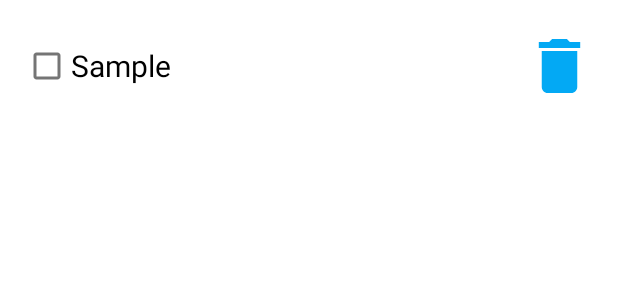
After one commit to Hallie173/Pack-Your-Bag, an Android app: the layout check_list_item.xml on its own in the app's theme, with its tools: preview values and no code run, on a phone screen of 412 x 824 dp. The commit adds this screen. Shown: the top 300 px of the screen. Run offline under Robolectric (Android 15) with nearby library versions, the phone set to English and light mode, and no system bars.

Commit message:
Item list check and uncheck

```diff
--- a/app/build.gradle.kts
+++ b/app/build.gradle.kts
@@ -42,8 +42,6 @@ dependencies {
     annotationProcessor("androidx.room:room-compiler:2.6.1")
 
     testImplementation(libs.junit)
-    implementation (libs.room.runtime)
-    annotationProcessor (libs.room.compiler)
     androidTestImplementation(libs.ext.junit)
     androidTestImplementation(libs.espresso.core)
 }
--- a/app/src/main/AndroidManifest.xml
+++ b/app/src/main/AndroidManifest.xml
@@ -13,6 +13,9 @@
         android:theme="@style/Theme.PackYourBag"
         tools:targetApi="31">
         <activity
+            android:name=".CheckList"
+            android:exported="false" />
+        <activity
             android:name=".MainActivity"
             android:exported="true">
             <intent-filter>
--- /dev/null
+++ b/app/src/main/res/drawable/baseline_add_circle_outline_24.xml
@@ -0,0 +1,5 @@
+<vector xmlns:android="http://schemas.android.com/apk/res/android" android:height="24dp" android:tint="#00861D" android:viewportHeight="24" android:viewportWidth="24" android:width="24dp">
+
+    <path android:fillColor="@android:color/white" android:pathData="M13,7h-2v4L7,11v2h4v4h2v-4h4v-2h-4L13,7zM12,2C6.48,2 2,6.48 2,12s4.48,10 10,10 10,-4.48 10,-10S17.52,2 12,2zM12,20c-4.41,0 -8,-3.59 -8,-8s3.59,-8 8,-8 8,3.59 8,8 -3.59,8 -8,8z"/>
+
+</vector>
--- /dev/null
+++ b/app/src/main/res/drawable/baseline_delete_24.xml
@@ -0,0 +1,5 @@
+<vector xmlns:android="http://schemas.android.com/apk/res/android" android:height="24dp" android:tint="#FF0000" android:viewportHeight="24" android:viewportWidth="24" android:width="24dp">
+
+    <path android:fillColor="@android:color/white" android:pathData="M6,19c0,1.1 0.9,2 2,2h8c1.1,0 2,-0.9 2,-2V7H6v12zM19,4h-3.5l-1,-1h-5l-1,1H5v2h14V4z"/>
+
+</vector>
--- /dev/null
+++ b/app/src/main/res/drawable/baseline_delete_forever_24.xml
@@ -0,0 +1,5 @@
+<vector xmlns:android="http://schemas.android.com/apk/res/android" android:height="24dp" android:tint="#FF0000" android:viewportHeight="24" android:viewportWidth="24" android:width="24dp">
+
+    <path android:fillColor="@android:color/white" android:pathData="M6,19c0,1.1 0.9,2 2,2h8c1.1,0 2,-0.9 2,-2L18,7L6,7v12zM8.46,11.88l1.41,-1.41L12,12.59l2.12,-2.12 1.41,1.41L13.41,14l2.12,2.12 -1.41,1.41L12,15.41l-2.12,2.12 -1.41,-1.41L10.59,14l-2.13,-2.12zM15.5,4l-1,-1h-5l-1,1L5,4v2h14L19,4z"/>
+
+</vector>
--- /dev/null
+++ b/app/src/main/res/drawable/border_one.xml
@@ -0,0 +1,5 @@
+<?xml version="1.0" encoding="utf-8"?>
+<shape xmlns:android="http://schemas.android.com/apk/res/android">
+    <stroke android:width="2dp" android:color="#000000"/>
+    <corners android:radius="20dp"/>
+</shape>
--- /dev/null
+++ b/app/src/main/res/layout/check_list_item.xml
@@ -0,0 +1,31 @@
+<?xml version="1.0" encoding="utf-8"?>
+<LinearLayout xmlns:android="http://schemas.android.com/apk/res/android"
+    android:layout_width="match_parent"
+    android:layout_height="wrap_content"
+    android:layout_marginTop="10dp"
+    android:layout_marginStart="5dp"
+    android:layout_marginEnd="5dp"
+    android:padding="10dp"
+    android:textAlignment="center"
+    android:id="@+id/linearLayout"
+    android:orientation="horizontal"
+    >
+
+    <CheckBox
+        android:layout_width="0dp"
+        android:layout_weight="5"
+        android:layout_height="wrap_content"
+        android:id="@+id/checkbox"
+        android:layout_gravity="center"
+        android:textSize="20dp"
+        android:text="Sample" />
+
+    <Button
+        android:layout_width="0dp"
+        android:layout_weight="0.7"
+        android:layout_height="wrap_content"
+        android:id="@+id/btnDelete"
+        android:layout_gravity="center"
+        android:background="@drawable/baseline_delete_24"/>
+
+</LinearLayout>
```
Also changed, not shown: app/src/main/java/com/example/packyourbag/Adapter/Adapter.java (+12 -1 lines), app/src/main/java/com/example/packyourbag/Adapter/CheckListAdapter.java (added, +129 -0 lines), app/src/main/java/com/example/packyourbag/CheckList.java (added, +109 -0 lines), app/src/main/res/layout/activity_check_list.xml (added, +45 -0 lines).
